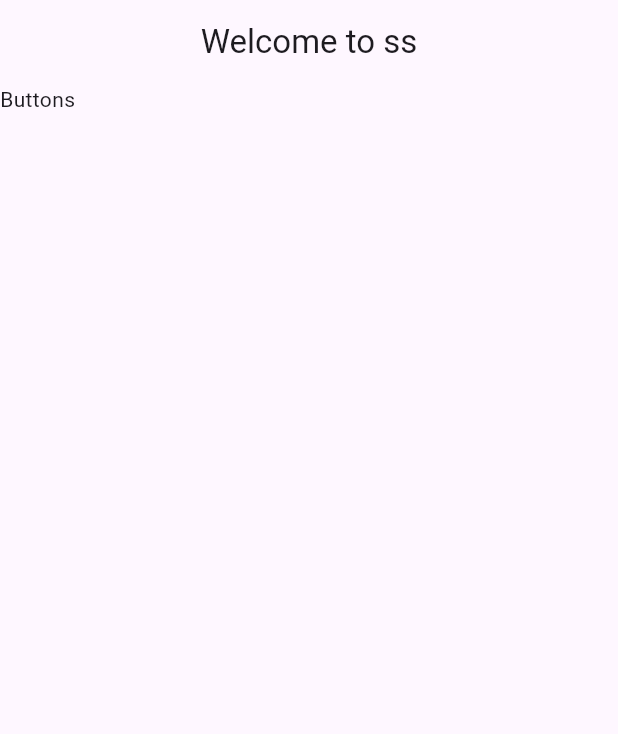
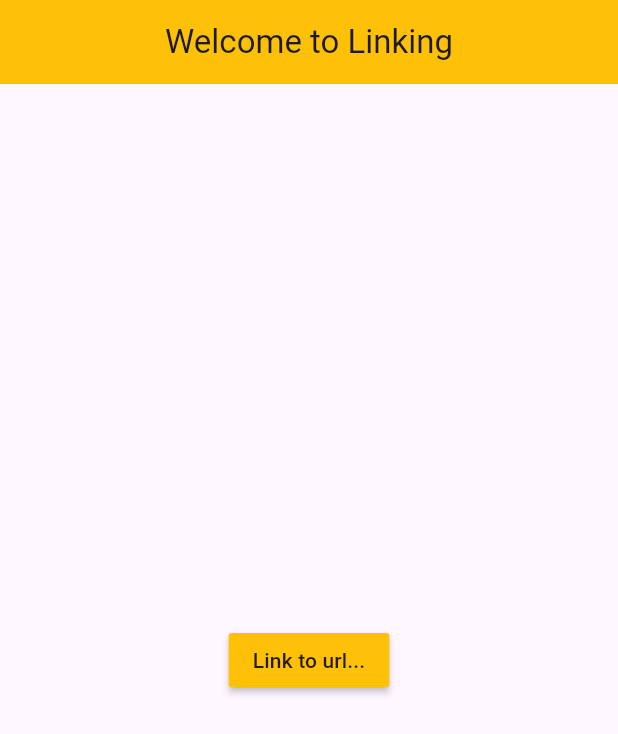
Before and after one commit to Oabanjo01/Stage0-task, a Flutter app: the screen it shows after launch, on a phone screen of 412 x 824 dp. Shown: the top 734 px of the screen. Run offline on Flutter 3.47's test engine with Material 3 defaults, Android fonts, the phone set to English and light mode, and no system bars.

Commit message:
fix: setting up the project

```diff
--- a/lib/main.dart
+++ b/lib/main.dart
@@ -1,4 +1,7 @@
+import 'dart:async';
 import 'package:flutter/material.dart';
+import 'package:url_launcher/link.dart';
+import 'package:url_launcher/url_launcher.dart';
 
 void main() {
   runApp(const MainApp());
@@ -7,16 +10,45 @@ void main() {
 class MainApp extends StatelessWidget {
   const MainApp({super.key});
 
+  Future<void> _launchURL() async {
+    final Uri url = Uri.parse('https://hng.tech/hire/flutter-developers');
+    if (!await launchUrl(
+      url,
+      mode: LaunchMode.externalApplication,
+    )) {
+      debugPrint('Hereee === Issue');
+      throw Exception('Could not launch $url');
+    } else {
+      try {
+        debugPrint('Hereee === $url');
+        await launchUrl(
+          url,
+          mode: LaunchMode.externalApplication,
+        );
+      } catch (e) {
+        debugPrint('Error launching URL: $e');
+      }
+    }
+  }
+
   @override
   Widget build(BuildContext context) {
     return MaterialApp(
       debugShowCheckedModeBanner: false,
       home: Scaffold(
-          appBar: AppBar(
-            centerTitle: true,
-            title: (Text("Welcome to ss")),
+        appBar: AppBar(
+          centerTitle: true,
+          backgroundColor: Colors.amber,
+          title: (Text("Welcome to Linking")),
+        ),
+        body: Center(
+          child: MaterialButton(
+            onPressed: _launchURL,
+            color: Colors.amber,
+            child: Text("Link to url..."),
           ),
-          body: Text("Buttons")),
+        ),
+      ),
     );
   }
 }
--- a/pubspec.yaml
+++ b/pubspec.yaml
@@ -9,6 +9,7 @@ environment:
 dependencies:
   flutter:
     sdk: flutter
+  url_launcher: ^6.3.1
 
 dev_dependencies:
   flutter_test:
```
Also changed, not shown: pubspec.lock, 11 other files.
